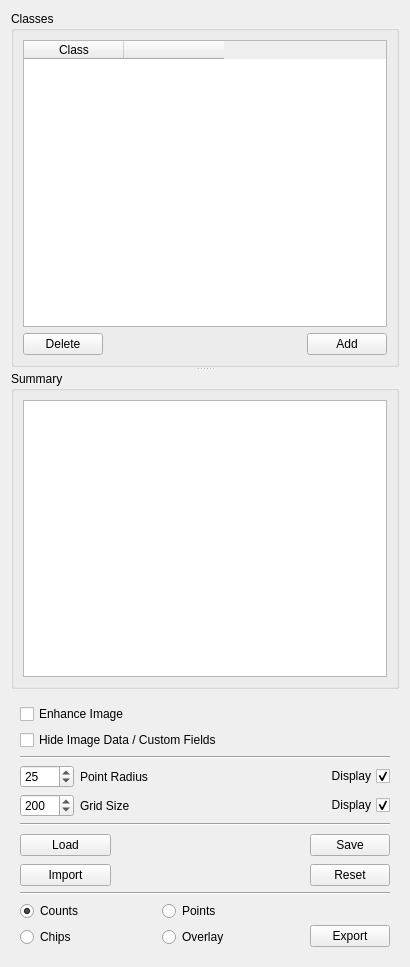
persts/DotDotGoose, file ddg/point_widget.ui: the form before one commit.
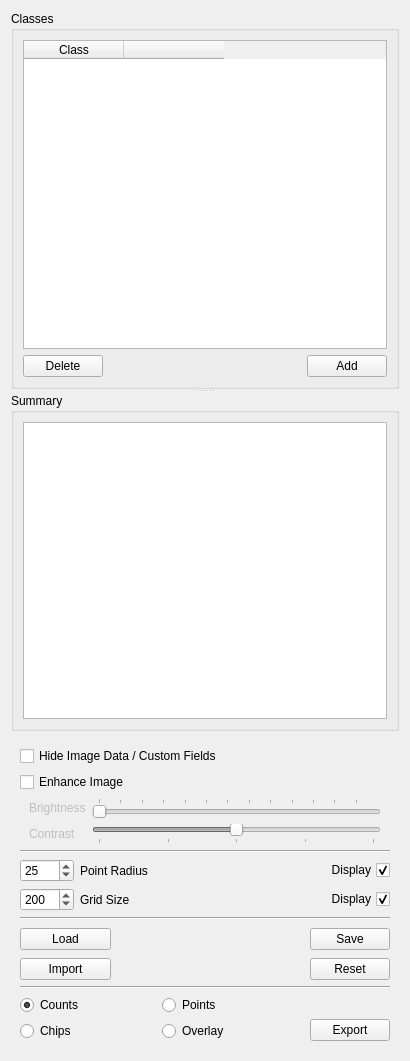
The form after the commit. Icons and pictures are not drawn.

Commit message: Interactive image enhancement, but fix for chip export if image missing

The edit to the form file:
```diff
--- a/ddg/point_widget.ui
+++ b/ddg/point_widget.ui
@@ -7,7 +7,7 @@
     <x>0</x>
     <y>0</y>
     <width>410</width>
-    <height>967</height>
+    <height>1061</height>
    </rect>
   </property>
   <property name="windowTitle">
@@ -123,8 +123,120 @@
    </item>
    <item>
     <widget class="QFrame" name="frameControls">
-     <layout class="QGridLayout" name="gridLayout">
-      <item row="3" column="0">
+     <property name="frameShadow">
+      <enum>QFrame::Plain</enum>
+     </property>
+     <layout class="QGridLayout" name="gridLayout_4">
+      <item row="0" column="0" colspan="7">
+       <widget class="QCheckBox" name="checkBoxImageFields">
+        <property name="text">
+         <string>Hide Image Data / Custom Fields</string>
+        </property>
+       </widget>
+      </item>
+      <item row="1" column="0" colspan="7">
+       <widget class="QCheckBox" name="checkBoxEnhanceImage">
+        <property name="text">
+         <string>Enhance Image</string>
+        </property>
+       </widget>
+      </item>
+      <item row="2" column="0" colspan="7">
+       <widget class="QFrame" name="frameEnhanceImage">
+        <property name="enabled">
+         <bool>false</bool>
+        </property>
+        <property name="frameShape">
+         <enum>QFrame::NoFrame</enum>
+        </property>
+        <property name="frameShadow">
+         <enum>QFrame::Plain</enum>
+        </property>
+        <property name="lineWidth">
+         <number>0</number>
+        </property>
+        <layout class="QGridLayout" name="gridLayout">
+         <property name="topMargin">
+          <number>0</number>
+         </property>
+         <property name="bottomMargin">
+          <number>0</number>
+         </property>
+         <item row="0" column="0">
+          <widget class="QLabel" name="label">
+           <property name="text">
+            <string>Brightness</string>
+           </property>
+          </widget>
+         </item>
+         <item row="0" column="1">
+          <widget class="QSlider" name="horizontalSliderBrightness">
+           <property name="maximum">
+            <number>128</number>
+           </property>
+           <property name="tracking">
+            <bool>true</bool>
+           </property>
+           <property name="orientation">
+            <enum>Qt::Horizontal</enum>
+           </property>
+           <property name="tickPosition">
+            <enum>QSlider::TicksAbove</enum>
+           </property>
+           <property name="tickInterval">
+            <number>10</number>
+           </property>
+          </widget>
+         </item>
+         <item row="1" column="0">
+          <widget class="QLabel" name="label_6">
+           <property name="text">
+            <string>Contrast</string>
+           </property>
+          </widget>
+         </item>
+         <item row="1" column="1">
+          <widget class="QSlider" name="horizontalSliderContrast">
+           <property name="minimum">
+            <number>-100</number>
+           </property>
+           <property name="maximum">
+            <number>100</number>
+           </property>
+           <property name="singleStep">
+            <number>5</number>
+           </property>
+           <property name="pageStep">
+            <number>5</number>
+           </property>
+           <property name="value">
+            <number>0</number>
+           </property>
+           <property name="tracking">
+            <bool>true</bool>
+           </property>
+           <property name="orientation">
+            <enum>Qt::Horizontal</enum>
+           </property>
+           <property name="tickPosition">
+            <enum>QSlider::TicksBelow</enum>
+           </property>
+           <property name="tickInterval">
+            <number>50</number>
+           </property>
+          </widget>
+         </item>
+        </layout>
+       </widget>
+      </item>
+      <item row="3" column="0" colspan="7">
+       <widget class="Line" name="line_3">
+        <property name="orientation">
+         <enum>Qt::Horizontal</enum>
+        </property>
+       </widget>
+      </item>
+      <item row="4" column="0">
        <widget class="QSpinBox" name="spinBoxPointRadius">
         <property name="minimum">
          <number>1</number>
@@ -140,7 +252,96 @@
         </property>
        </widget>
       </item>
+      <item row="4" column="1" colspan="2">
+       <widget class="QLabel" name="label_2">
+        <property name="text">
+         <string>Point Radius</string>
+        </property>
+       </widget>
+      </item>
+      <item row="4" column="3">
+       <spacer name="horizontalSpacer">
+        <property name="orientation">
+         <enum>Qt::Horizontal</enum>
+        </property>
+        <property name="sizeHint" stdset="0">
+         <size>
+          <width>107</width>
+          <height>20</height>
+         </size>
+        </property>
+       </spacer>
+      </item>
+      <item row="4" column="4" colspan="2">
+       <widget class="QLabel" name="labelPointColor">
+        <property name="toolTip">
+         <string>Active class point color. Click to change.</string>
+        </property>
+        <property name="text">
+         <string/>
+        </property>
+       </widget>
+      </item>
       <item row="4" column="6">
+       <widget class="QCheckBox" name="checkBoxDisplayPoints">
+        <property name="toolTip">
+         <string>Display points.</string>
+        </property>
+        <property name="layoutDirection">
+         <enum>Qt::RightToLeft</enum>
+        </property>
+        <property name="text">
+         <string>Display</string>
+        </property>
+        <property name="checked">
+         <bool>true</bool>
+        </property>
+       </widget>
+      </item>
+      <item row="5" column="0">
+       <widget class="QSpinBox" name="spinBoxGrid">
+        <property name="maximum">
+         <number>1000</number>
+        </property>
+        <property name="singleStep">
+         <number>50</number>
+        </property>
+        <property name="value">
+         <number>200</number>
+        </property>
+       </widget>
+      </item>
+      <item row="5" column="1" colspan="2">
+       <widget class="QLabel" name="label_3">
+        <property name="text">
+         <string>Grid Size</string>
+        </property>
+       </widget>
+      </item>
+      <item row="5" column="3">
+       <spacer name="horizontalSpacer_4">
+        <property name="orientation">
+         <enum>Qt::Horizontal</enum>
+        </property>
+        <property name="sizeHint" stdset="0">
+         <size>
+          <width>107</width>
+          <height>20</height>
+         </size>
+        </property>
+       </spacer>
+      </item>
+      <item row="5" column="4" colspan="2">
+       <widget class="QLabel" name="labelGridColor">
+        <property name="toolTip">
+         <string>Grid color. Click to change.</string>
+        </property>
+        <property name="text">
+         <string/>
+        </property>
+       </widget>
+      </item>
+      <item row="5" column="6">
        <widget class="QCheckBox" name="checkBoxDisplayGrid">
         <property name="toolTip">
          <string>Display grid.</string>
@@ -156,7 +357,34 @@
         </property>
        </widget>
       </item>
-      <item row="6" column="5" rowspan="2" colspan="2">
+      <item row="6" column="0" colspan="7">
+       <widget class="Line" name="line_2">
+        <property name="orientation">
+         <enum>Qt::Horizontal</enum>
+        </property>
+       </widget>
+      </item>
+      <item row="7" column="0" rowspan="2" colspan="2">
+       <widget class="QPushButton" name="pushButtonLoadPoints">
+        <property name="toolTip">
+         <string>Load point file.</string>
+        </property>
+        <property name="text">
+         <string>Load</string>
+        </property>
+        <property name="icon">
+         <iconset>
+          <normaloff>:/icons/load.svg</normaloff>:/icons/load.svg</iconset>
+        </property>
+        <property name="iconSize">
+         <size>
+          <width>24</width>
+          <height>24</height>
+         </size>
+        </property>
+       </widget>
+      </item>
+      <item row="7" column="5" rowspan="2" colspan="2">
        <widget class="QPushButton" name="pushButtonSave">
         <property name="toolTip">
          <string>Save point file.</string>
@@ -177,98 +405,6 @@
        </widget>
       </item>
       <item row="8" column="2" colspan="2">
-       <spacer name="horizontalSpacer_7">
-        <property name="orientation">
-         <enum>Qt::Horizontal</enum>
-        </property>
-        <property name="sizeHint" stdset="0">
-         <size>
-          <width>148</width>
-          <height>20</height>
-         </size>
-        </property>
-       </spacer>
-      </item>
-      <item row="3" column="6">
-       <widget class="QCheckBox" name="checkBoxDisplayPoints">
-        <property name="toolTip">
-         <string>Display points.</string>
-        </property>
-        <property name="layoutDirection">
-         <enum>Qt::RightToLeft</enum>
-        </property>
-        <property name="text">
-         <string>Display</string>
-        </property>
-        <property name="checked">
-         <bool>true</bool>
-        </property>
-       </widget>
-      </item>
-      <item row="8" column="5" colspan="2">
-       <widget class="QPushButton" name="pushButtonReset">
-        <property name="toolTip">
-         <string>Reset point file.</string>
-        </property>
-        <property name="text">
-         <string>Reset</string>
-        </property>
-        <property name="icon">
-         <iconset>
-          <normaloff>:/icons/reset.svg</normaloff>:/icons/reset.svg</iconset>
-        </property>
-        <property name="iconSize">
-         <size>
-          <width>24</width>
-          <height>24</height>
-         </size>
-        </property>
-       </widget>
-      </item>
-      <item row="4" column="3">
-       <spacer name="horizontalSpacer_4">
-        <property name="orientation">
-         <enum>Qt::Horizontal</enum>
-        </property>
-        <property name="sizeHint" stdset="0">
-         <size>
-          <width>107</width>
-          <height>20</height>
-         </size>
-        </property>
-       </spacer>
-      </item>
-      <item row="11" column="5" colspan="2">
-       <widget class="QPushButton" name="pushButtonExport">
-        <property name="toolTip">
-         <string>Export</string>
-        </property>
-        <property name="text">
-         <string>Export</string>
-        </property>
-        <property name="icon">
-         <iconset>
-          <normaloff>:/icons/export.svg</normaloff>:/icons/export.svg</iconset>
-        </property>
-        <property name="iconSize">
-         <size>
-          <width>24</width>
-          <height>24</height>
-         </size>
-        </property>
-       </widget>
-      </item>
-      <item row="3" column="4" colspan="2">
-       <widget class="QLabel" name="labelPointColor">
-        <property name="toolTip">
-         <string>Active class point color. Click to change.</string>
-        </property>
-        <property name="text">
-         <string/>
-        </property>
-       </widget>
-      </item>
-      <item row="7" column="2" colspan="2">
        <spacer name="horizontalSpacer_3">
         <property name="orientation">
          <enum>Qt::Horizontal</enum>
@@ -281,54 +417,7 @@
         </property>
        </spacer>
       </item>
-      <item row="5" column="0" colspan="7">
-       <widget class="Line" name="line_2">
-        <property name="orientation">
-         <enum>Qt::Horizontal</enum>
-        </property>
-       </widget>
-      </item>
-      <item row="4" column="1" colspan="2">
-       <widget class="QLabel" name="label_3">
-        <property name="text">
-         <string>Grid Size</string>
-        </property>
-       </widget>
-      </item>
-      <item row="3" column="1" colspan="2">
-       <widget class="QLabel" name="label_2">
-        <property name="text">
-         <string>Point Radius</string>
-        </property>
-       </widget>
-      </item>
-      <item row="4" column="0">
-       <widget class="QSpinBox" name="spinBoxGrid">
-        <property name="maximum">
-         <number>1000</number>
-        </property>
-        <property name="singleStep">
-         <number>50</number>
-        </property>
-        <property name="value">
-         <number>200</number>
-        </property>
-       </widget>
-      </item>
-      <item row="3" column="3">
-       <spacer name="horizontalSpacer">
-        <property name="orientation">
-         <enum>Qt::Horizontal</enum>
-        </property>
-        <property name="sizeHint" stdset="0">
-         <size>
-          <width>107</width>
-          <height>20</height>
-         </size>
-        </property>
-       </spacer>
-      </item>
-      <item row="8" column="0" colspan="2">
+      <item row="9" column="0" colspan="2">
        <widget class="QPushButton" name="pushButtonImport">
         <property name="toolTip">
          <string>Import classes and custom fields from existing point file.</string>
@@ -348,24 +437,47 @@
         </property>
        </widget>
       </item>
-      <item row="9" column="0" colspan="7">
+      <item row="9" column="2" colspan="2">
+       <spacer name="horizontalSpacer_7">
+        <property name="orientation">
+         <enum>Qt::Horizontal</enum>
+        </property>
+        <property name="sizeHint" stdset="0">
+         <size>
+          <width>148</width>
+          <height>20</height>
+         </size>
+        </property>
+       </spacer>
+      </item>
+      <item row="9" column="5" colspan="2">
+       <widget class="QPushButton" name="pushButtonReset">
+        <property name="toolTip">
+         <string>Reset point file.</string>
+        </property>
+        <property name="text">
+         <string>Reset</string>
+        </property>
+        <property name="icon">
+         <iconset>
+          <normaloff>:/icons/reset.svg</normaloff>:/icons/reset.svg</iconset>
+        </property>
+        <property name="iconSize">
+         <size>
+          <width>24</width>
+          <height>24</height>
+         </size>
+        </property>
+       </widget>
+      </item>
+      <item row="10" column="0" colspan="7">
        <widget class="Line" name="line">
         <property name="orientation">
          <enum>Qt::Horizontal</enum>
         </property>
        </widget>
       </item>
-      <item row="4" column="4" colspan="2">
-       <widget class="QLabel" name="labelGridColor">
-        <property name="toolTip">
-         <string>Grid color. Click to change.</string>
-        </property>
-        <property name="text">
-         <string/>
-        </property>
-       </widget>
-      </item>
-      <item row="10" column="0" rowspan="2" colspan="4">
+      <item row="11" column="0" rowspan="2" colspan="4">
        <layout class="QGridLayout" name="gridLayout_2">
         <item row="0" column="0">
          <widget class="QRadioButton" name="radioButtonCounts">
@@ -400,27 +512,13 @@
         </item>
        </layout>
       </item>
-      <item row="1" column="0" colspan="7">
-       <widget class="QCheckBox" name="checkBoxImageFields">
-        <property name="text">
-         <string>Hide Image Data / Custom Fields</string>
-        </property>
-       </widget>
-      </item>
-      <item row="0" column="0" colspan="3">
-       <widget class="QCheckBox" name="checkBoxEnhanceImage">
-        <property name="text">
-         <string>Enhance Image</string>
-        </property>
-       </widget>
-      </item>
-      <item row="6" column="0" rowspan="2" colspan="2">
-       <widget class="QPushButton" name="pushButtonLoadPoints">
+      <item row="12" column="5" colspan="2">
+       <widget class="QPushButton" name="pushButtonExport">
         <property name="toolTip">
          <string>Load point file.</string>
         </property>
         <property name="text">
-         <string>Load</string>
+         <string>Export</string>
         </property>
         <property name="icon">
          <iconset>
@@ -434,13 +532,6 @@
         </property>
        </widget>
       </item>
-      <item row="2" column="0" colspan="7">
-       <widget class="Line" name="line_3">
-        <property name="orientation">
-         <enum>Qt::Horizontal</enum>
-        </property>
-       </widget>
-      </item>
      </layout>
     </widget>
    </item>
```
Left out of the diff: 8 changed lines with no effect on the pictures. The commit also changes 5 other files.
